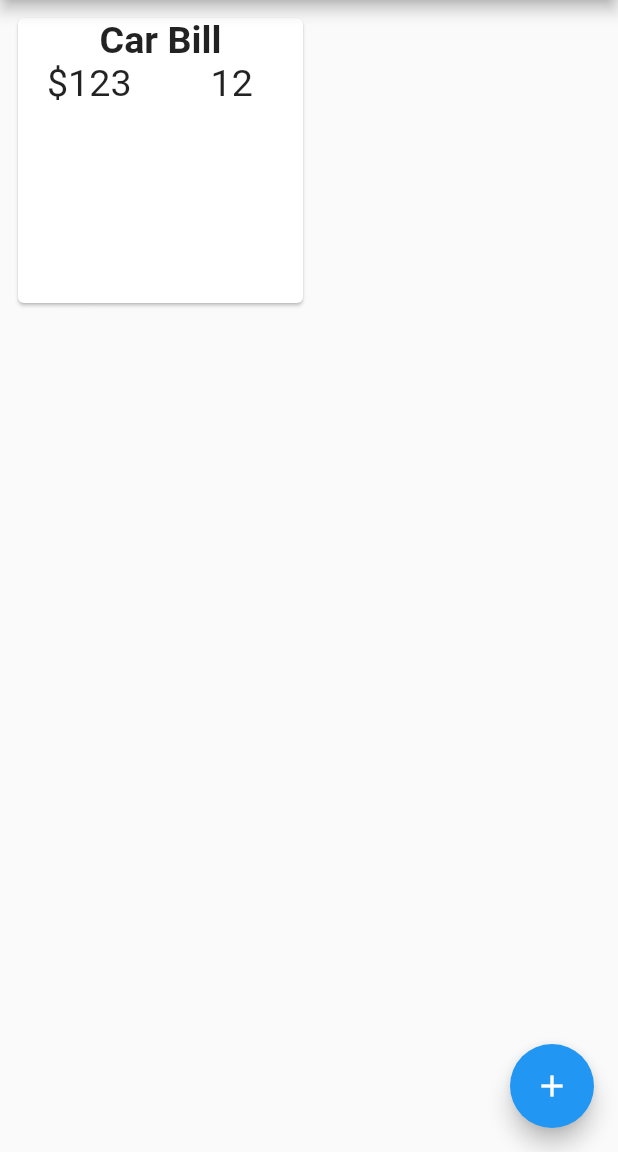
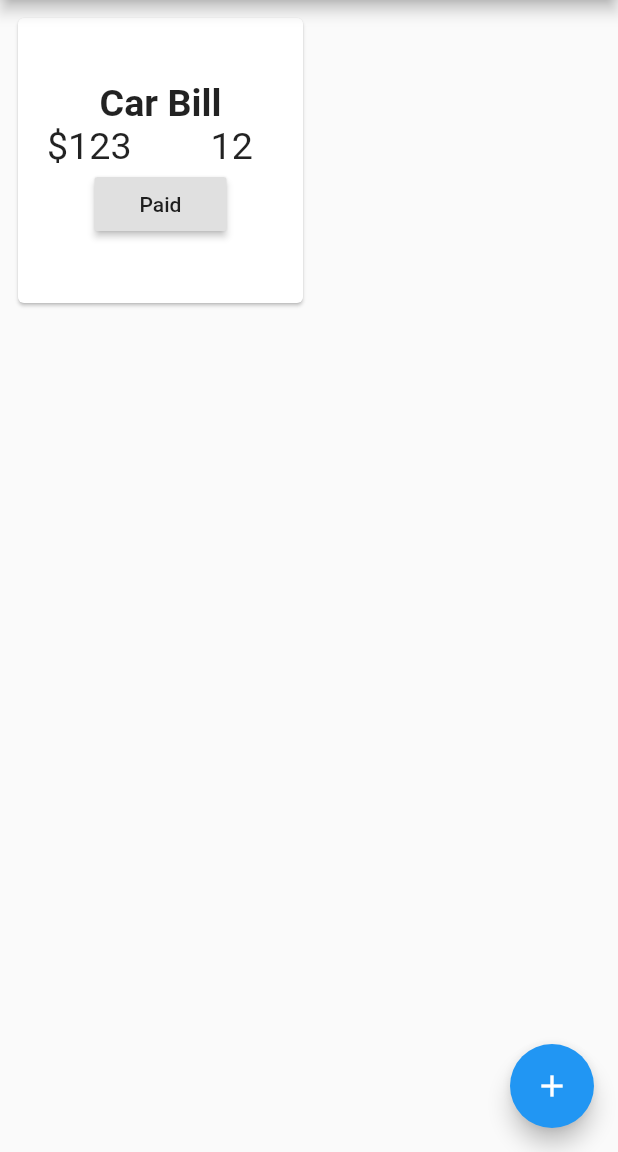
Before and after one commit to metjeanjunior/flutter-budget-me, a Flutter app: the screen it shows after launch, after a tap on the "add" icon, on a phone screen of 412 x 824 dp, the part 84-1236 px from its top. Run offline on Flutter 3.47's test engine with Material 2 defaults, Android fonts, the phone set to English and light mode, and no system bars.

Commit message:
updated card with paid button: just displays snackbar for now

```diff
--- a/lib/BudgetItem.dart
+++ b/lib/BudgetItem.dart
@@ -12,7 +12,7 @@ class BudgetItem extends StatelessWidget {
         // TODO: implement build
         return new Card(
             child : new Column(
-                // mainAxisAlignment: MainAxisAlignment.center,
+                mainAxisAlignment: MainAxisAlignment.center,
                 mainAxisSize: MainAxisSize.min,
                 children: <Widget> [
                     new Text(
@@ -25,6 +25,8 @@ class BudgetItem extends StatelessWidget {
                         ),
                     ),
                     new Row(
+                        mainAxisAlignment: MainAxisAlignment.center,
+                        mainAxisSize: MainAxisSize.min,
                         children: <Widget> [
                             new Expanded(
                                 child: new Text(
@@ -47,6 +49,18 @@ class BudgetItem extends StatelessWidget {
                                 ),
                             ),
                         ]
+                    ),
+                    new Row(
+                        mainAxisAlignment: MainAxisAlignment.center,
+                        mainAxisSize: MainAxisSize.min,
+                        children: <Widget> [
+                            new RaisedButton(
+                                child: new Text("Paid"),
+                                onPressed:  () {
+                                    Scaffold.of(context).showSnackBar(new SnackBar(content: Text("Congrats")));
+                                },
+                            )
+                        ]
                     )
                 ]
             )
--- a/lib/main.dart
+++ b/lib/main.dart
@@ -80,7 +80,7 @@ class BudgetScreenState extends State<BudgetScreen> {
                                 else {
                                     BudgetItem budgetItem = new BudgetItem(
                                         itemName: _nameTextController.text,
-                                        itemAmount: _amountTextController.text,
+                                        itemAmount: '\$' + _amountTextController.text,
                                         itemDueDay: _dayTextController.text,
                                     );
 
```
